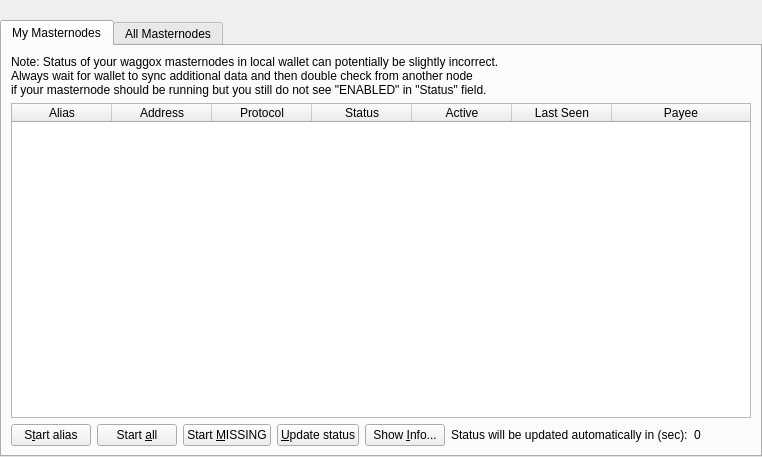
This is src/qt/forms/masternodelist.ui in dashpay/dash as Qt 5 draws it before an edit. The edited form follows.
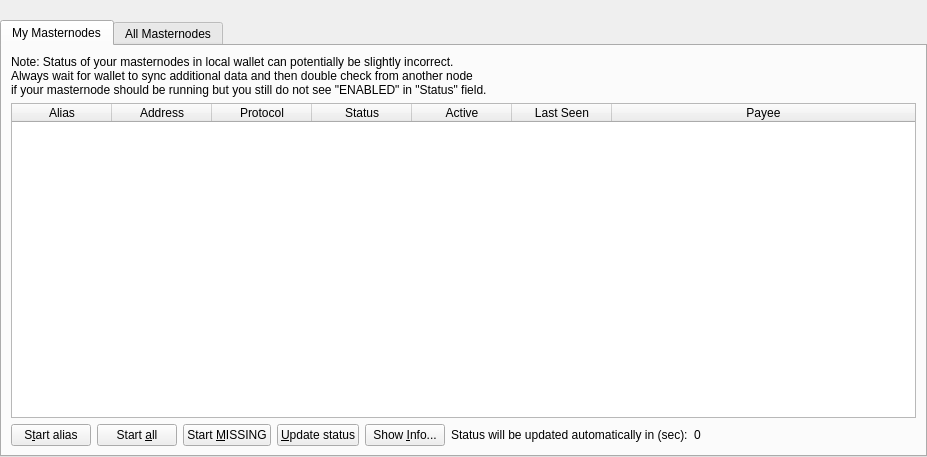
This is the edited form.

Commit message: waggox pos

Diff of the .ui file:
```diff
--- a/src/qt/forms/masternodelist.ui
+++ b/src/qt/forms/masternodelist.ui
@@ -6,7 +6,7 @@
    <rect>
     <x>0</x>
     <y>0</y>
-    <width>762</width>
+    <width>927</width>
     <height>457</height>
    </rect>
   </property>
@@ -67,7 +67,7 @@
              <item>
               <widget class="QLabel" name="updateNote">
                <property name="text">
-                <string>Note: Status of your waggox masternodes in local wallet can potentially be slightly incorrect.&lt;br /&gt;Always wait for wallet to sync additional data and then double check from another node&lt;br /&gt;if your masternode should be running but you still do not see &quot;ENABLED&quot; in &quot;Status&quot; field.</string>
+                <string>Note: Status of your masternodes in local wallet can potentially be slightly incorrect.&lt;br /&gt;Always wait for wallet to sync additional data and then double check from another node&lt;br /&gt;if your masternode should be running but you still do not see &quot;ENABLED&quot; in &quot;Status&quot; field.</string>
                </property>
               </widget>
              </item>
```
The commit also changes 726 other files.
